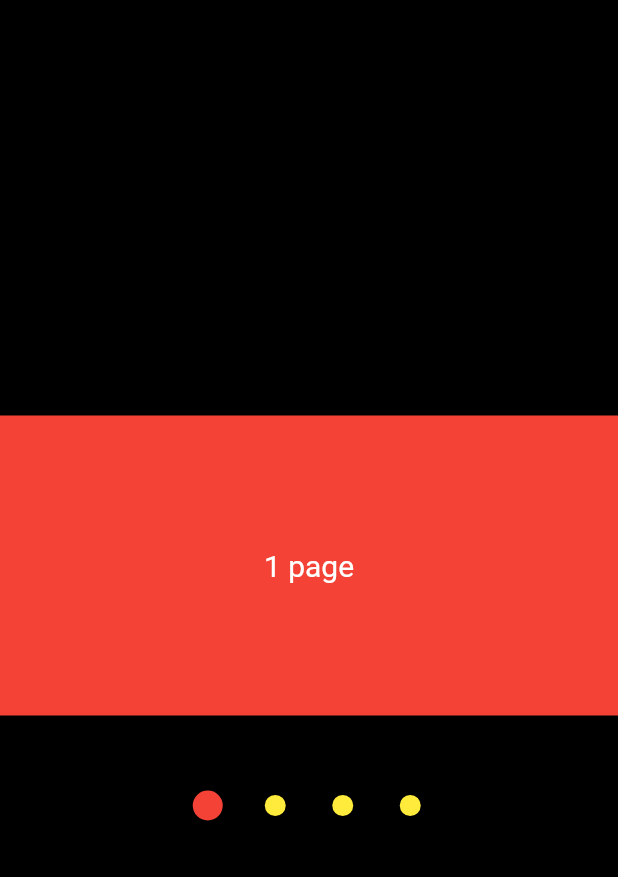
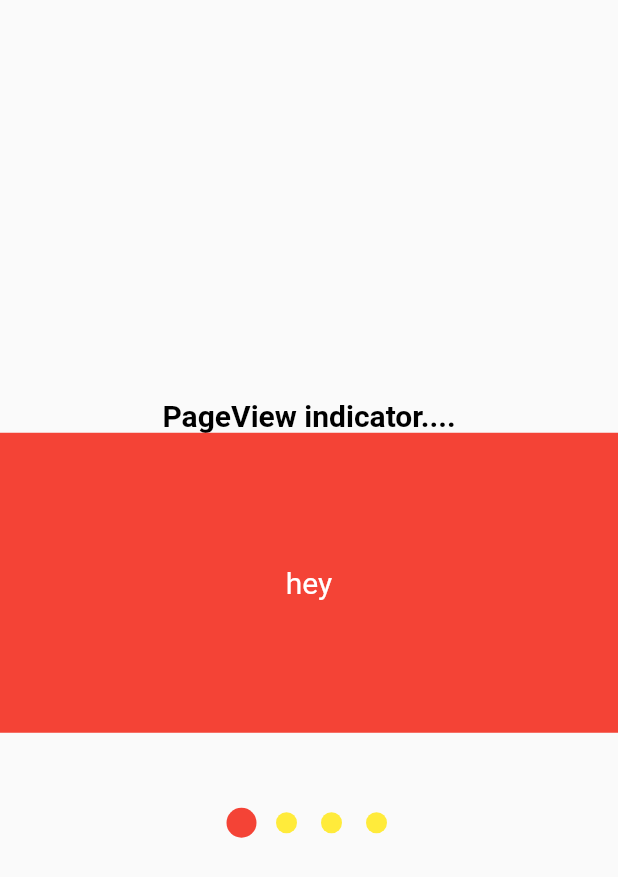
Before and after one commit to taylanyildiz/FLUTTER-PAGE-INDICATOR, a Flutter app: the screen it shows after launch, on a phone screen of 412 x 824 dp. Shown: the top 877 px of the screen. Run offline on Flutter 3.47's test engine with Material 2 defaults, Android fonts, the phone set to English and light mode, and no system bars.

Commit message:
add the other page
used to

```diff
--- a/lib/screen/home_screen.dart
+++ b/lib/screen/home_screen.dart
@@ -1,150 +1,38 @@
 import 'package:flutter/material.dart';
+import 'package:page_indicator_test_1/screen/page_indicator.dart';
 
 class HomeScreen extends StatefulWidget {
   @override
   _HomeScreenState createState() => _HomeScreenState();
 }
 
-class _HomeScreenState extends State<HomeScreen> with TickerProviderStateMixin {
-  PageController pageController;
-  AnimationController controller;
-  Animation animation;
-  @override
-  void initState() {
-    // TODO: implement initState
-    super.initState();
-    pageController = PageController(initialPage: 0);
-    controller = AnimationController(
-      vsync: this,
-      duration: Duration(seconds: 1),
-    )..repeat();
-    animation = CurvedAnimation(parent: controller, curve: Curves.linear);
-    animation.addListener(() {
-      setState(() {});
-    });
-  }
-
+class _HomeScreenState extends State<HomeScreen> {
   @override
   Widget build(BuildContext context) {
     return Scaffold(
-      backgroundColor: Colors.black,
       body: Center(
         child: Column(
           mainAxisAlignment: MainAxisAlignment.center,
           children: [
-            Container(
-              height: 200.0,
-              color: Colors.red,
-              child: PageView.builder(
-                controller: pageController,
-                scrollDirection: Axis.horizontal,
-                onPageChanged: (page) async {
-                  pageController.animateToPage(page,
-                      duration: Duration(milliseconds: 100),
-                      curve: Curves.linear);
-                  setState(() {});
-                },
-                itemCount: 4,
-                itemBuilder: (context, index) => AnimatedBuilder(
-                  animation: pageController,
-                  builder: (context, child) {
-                    return Center(
-                      child: Text(
-                        '${index + 1} page',
-                        style: TextStyle(
-                          color: Colors.white,
-                          fontSize: 20.0,
-                        ),
-                      ),
-                    );
-                  },
-                ),
+            Text(
+              'PageView indicator....',
+              style: TextStyle(
+                color: Colors.black,
+                fontSize: 20.0,
+                fontWeight: FontWeight.bold,
               ),
             ),
-            SizedBox(height: 50.0),
-            Container(
-              height: 20.0,
-              child: CustomPaint(
-                painter: IndicatorPaint(
-                  pageCount: 4,
-                  page: pageController.hasListeners ? pageController.page : 0.0,
-                ),
-              ),
-            ),
+            PageViewIndicator(
+              itemCount: 4,
+              child: Center(
+                  child: Text(
+                'hey',
+                style: TextStyle(color: Colors.white, fontSize: 20.0),
+              )),
+            )
           ],
         ),
       ),
     );
   }
 }
-
-class IndicatorPaint extends CustomPainter {
-  final int pageCount;
-  final double page;
-  final Paint indicatorPaint;
-  final Paint fillPaint;
-  final double radius;
-  final double space;
-  final int thickness;
-  IndicatorPaint({
-    this.pageCount,
-    this.page,
-  })  : indicatorPaint = Paint()
-          ..color = Colors.red
-          ..style = PaintingStyle.fill,
-        fillPaint = Paint()
-          ..color = Colors.yellow
-          ..style = PaintingStyle.fill,
-        radius = 10.0,
-        space = 25,
-        thickness = 3;
-
-  @override
-  void paint(Canvas canvas, Size size) {
-    final Offset center = size.center(Offset.zero);
-
-    final double totalWidth =
-        (pageCount * 2 * radius) + ((pageCount - 1) * space);
-    _drawing(canvas, center, totalWidth);
-    _drawPageIndicator(canvas, center, totalWidth);
-  }
-
-  void _drawing(Canvas canvas, Offset center, double totalWidth) {
-    Offset circleCenter = center.translate((-totalWidth / 2) + radius, 0);
-    for (var i = 0; i < pageCount; i++) {
-      _drawEmptyCircle(canvas, circleCenter);
-      circleCenter = circleCenter.translate((2 * radius) + space, 0);
-    }
-  }
-
-  void _drawEmptyCircle(Canvas canvas, Offset circleCenter) {
-    canvas.drawCircle(circleCenter, radius - thickness, fillPaint);
-  }
-
-  void _drawPageIndicator(Canvas canvas, Offset center, double totalWidht) {
-    final int pageIndexToLeft = page.round();
-    final double leftDotX = (center.dx - (totalWidht / 2)) +
-        (pageIndexToLeft * ((2 * radius) + space));
-    final double transitionPercent = page - pageIndexToLeft;
-    final double indicatorLeftX =
-        leftDotX + (transitionPercent * ((2 * radius) + space));
-    final double indicatorRightX = indicatorLeftX + (2 * radius);
-
-    canvas.drawRRect(
-      RRect.fromLTRBR(
-        indicatorLeftX,
-        0.0,
-        indicatorRightX,
-        2 * radius,
-        Radius.circular(radius),
-      ),
-      indicatorPaint,
-    );
-  }
-
-  @override
-  bool shouldRepaint(covariant CustomPainter oldDelegate) {
-    // TODO: implement shouldRepaint
-    return true;
-  }
-}
--- /dev/null
+++ b/lib/screen/page_indicator.dart
@@ -0,0 +1,144 @@
+import 'package:flutter/material.dart';
+
+class PageViewIndicator extends StatefulWidget {
+  final Widget child;
+  final int itemCount;
+
+  const PageViewIndicator({
+    Key key,
+    @required this.itemCount,
+    @required this.child,
+  }) : super(key: key);
+  @override
+  _PageViewIndicatorState createState() => _PageViewIndicatorState();
+}
+
+class _PageViewIndicatorState extends State<PageViewIndicator>
+    with TickerProviderStateMixin {
+  PageController pageController;
+  AnimationController controller;
+  Animation animation;
+  @override
+  void initState() {
+    super.initState();
+    pageController = PageController(initialPage: 0);
+    controller = AnimationController(
+      vsync: this,
+      duration: Duration(seconds: 1),
+    )..repeat();
+    animation = CurvedAnimation(parent: controller, curve: Curves.linear);
+    animation.addListener(() {
+      setState(() {});
+    });
+  }
+
+  @override
+  Widget build(BuildContext context) {
+    return Column(
+      mainAxisAlignment: MainAxisAlignment.center,
+      children: [
+        Container(
+          height: 200.0,
+          color: Colors.red,
+          child: PageView.builder(
+            controller: pageController,
+            scrollDirection: Axis.horizontal,
+            onPageChanged: (page) async {
+              pageController.animateToPage(page,
+                  duration: Duration(milliseconds: 100), curve: Curves.linear);
+              setState(() {});
+            },
+            itemCount: 4,
+            itemBuilder: (context, index) => AnimatedBuilder(
+              animation: pageController,
+              builder: (context, child) {
+                return widget.child;
+              },
+            ),
+          ),
+        ),
+        SizedBox(height: 50.0),
+        Container(
+          height: 20.0,
+          child: CustomPaint(
+            painter: IndicatorPaint(
+              pageCount: widget.itemCount,
+              page: pageController.hasListeners ? pageController.page : 0.0,
+            ),
+          ),
+        ),
+      ],
+    );
+  }
+}
+
+class IndicatorPaint extends CustomPainter {
+  final int pageCount;
+  final double page;
+  final Paint indicatorPaint;
+  final Paint fillPaint;
+  final double radius;
+  final double space;
+  final int thickness;
+  IndicatorPaint({
+    this.pageCount,
+    this.page,
+  })  : indicatorPaint = Paint()
+          ..color = Colors.red
+          ..style = PaintingStyle.fill,
+        fillPaint = Paint()
+          ..color = Colors.yellow
+          ..style = PaintingStyle.fill,
+        radius = 10.0,
+        space = 10,
+        thickness = 3;
+
+  @override
+  void paint(Canvas canvas, Size size) {
+    final Offset center = size.center(Offset.zero);
+
+    final double totalWidth =
+        (pageCount * 2 * radius) + ((pageCount - 1) * space);
+    _drawing(canvas, center, totalWidth);
+    _drawPageIndicator(canvas, center, totalWidth);
+  }
+
+  void _drawing(Canvas canvas, Offset center, double totalWidth) {
+    Offset circleCenter = center.translate((-totalWidth / 2) + radius, 0);
+    for (var i = 0; i < pageCount; i++) {
+      _drawEmptyCircle(canvas, circleCenter);
+      circleCenter = circleCenter.translate((2 * radius) + space, 0);
+    }
+  }
+
+  void _drawEmptyCircle(Canvas canvas, Offset circleCenter) {
+    canvas.drawCircle(circleCenter, radius - thickness, fillPaint);
+  }
+
+  void _drawPageIndicator(Canvas canvas, Offset center, double totalWidht) {
+    final int pageIndexToLeft = page.round();
+    final double leftDotX = (center.dx - (totalWidht / 2)) +
+        (pageIndexToLeft * ((2 * radius) + space));
+    final double transitionPercent = page - pageIndexToLeft;
+    final double indicatorLeftX =
+        leftDotX + (transitionPercent * ((2 * radius) + space));
+    final double indicatorRightX = indicatorLeftX + (2 * radius);
+
+    canvas.drawRRect(
+      RRect.fromLTRBR(
+        indicatorLeftX,
+        0.0,
+        indicatorRightX,
+        2 * radius,
+        Radius.circular(radius),
+      ),
+      indicatorPaint,
+    );
+  }
+
+  @override
+  bool shouldRepaint(covariant CustomPainter oldDelegate) {
+    // TODO: implement shouldRepaint
+    return true;
+  }
+}
```
